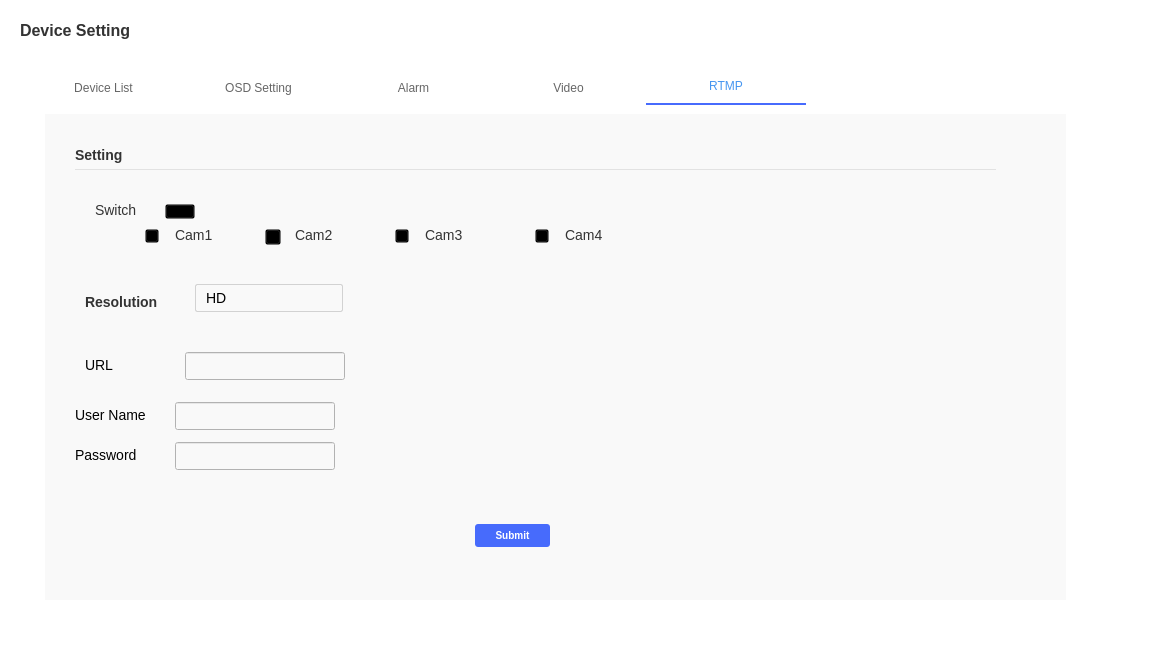
xiaoxiaodx/NVRPRO, file nvrConfig/devicesetting.ui: the form before one commit.
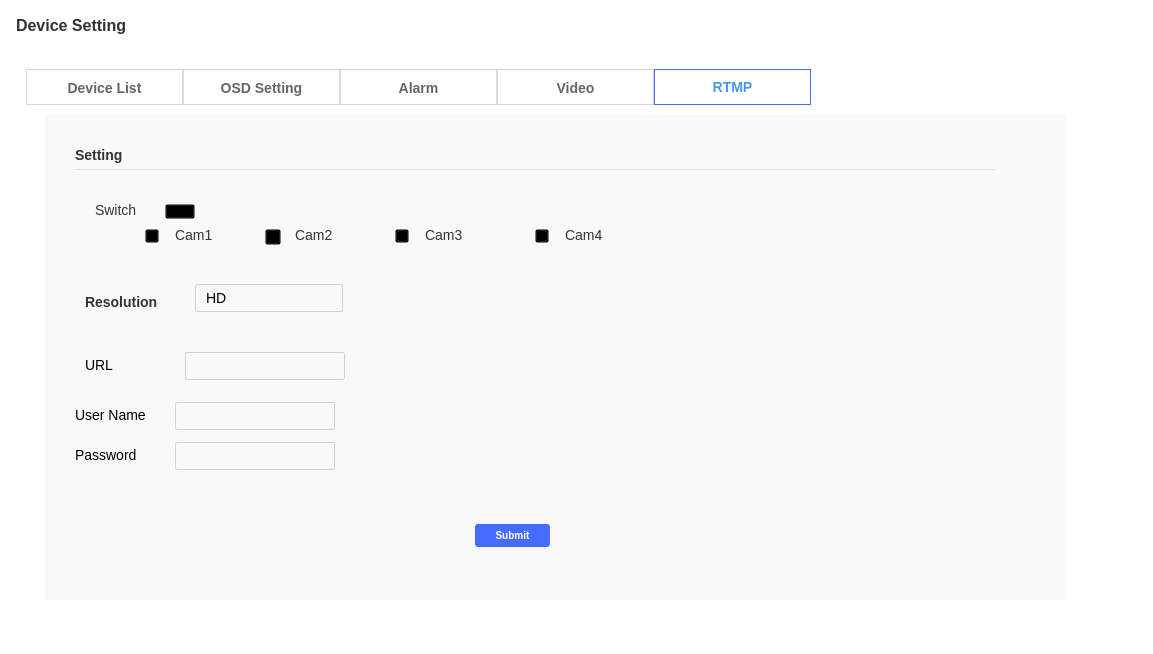
The form after the commit. The open tabs and pages were chosen to show the change. Icons and pictures are not drawn.

Diff of the .ui file:
```diff
--- a/nvrConfig/devicesetting.ui
+++ b/nvrConfig/devicesetting.ui
@@ -19,10 +19,10 @@
   <widget class="QLabel" name="label_title">
    <property name="geometry">
     <rect>
-     <x>20</x>
-     <y>10</y>
+     <x>16</x>
+     <y>16</y>
      <width>171</width>
-     <height>41</height>
+     <height>19</height>
     </rect>
    </property>
    <property name="styleSheet">
@@ -54,26 +54,22 @@
 
 color: #666666;
 
-font:bold 14px &quot;Microsoft YaHei&quot;;
+font:bold 14px ;
 
-border: 0px solid;
- 
+border: 1px solid;
+border-color:  #D9D9D9;
 }
 
 
 QTabBar::tab:selected{
 
-min-width:160px;
+min-width:155px;
 
 min-height:34px;
 
 color: #4796f0;
 
-font:15px &quot;Microsoft YaHei&quot;;
-
-border: 0px solid;
-
-border-bottom: 2px solid;
+border: 1px solid;
 
 border-color: #476BFD;
 
@@ -1844,7 +1840,7 @@
      <property name="styleSheet">
       <string notr="true">QWidget{
 background-color: #F9F9F9;
-	font-family: &quot;Microsoft YaHei&quot;;
+
 	font-size:14px;
     color: #333333;
 }
@@ -1880,13 +1876,27 @@
 	border-style:inset;  
 	border-radius:3px;  
 	color:white;
-	font-family: &quot;Microsoft YaHei&quot;;
+
 	font:bold 10px;
 }
 QPushButton#RTMPpushButton_submit:pressed {  
     padding-left:6px;  
     padding-top:6px;  
 }  
+QLineEdit{
+border-width:1px;
+border-radius:2px;
+font-size:14px;
+color:#999999;
+border:1px solid #D2D2D2;
+}
+QLineEdit:hover{
+border-width:1px;
+border-radius:2px;
+font-size:14px;
+color:#999999;
+border:1px solid #476BFD;
+}
 
 </string>
      </property>
@@ -2342,7 +2352,7 @@
        <rect>
         <x>30</x>
         <y>290</y>
-        <width>91</width>
+        <width>81</width>
         <height>22</height>
        </rect>
       </property>
```
Left out of the diff: 48 changed lines with no effect on the pictures.
